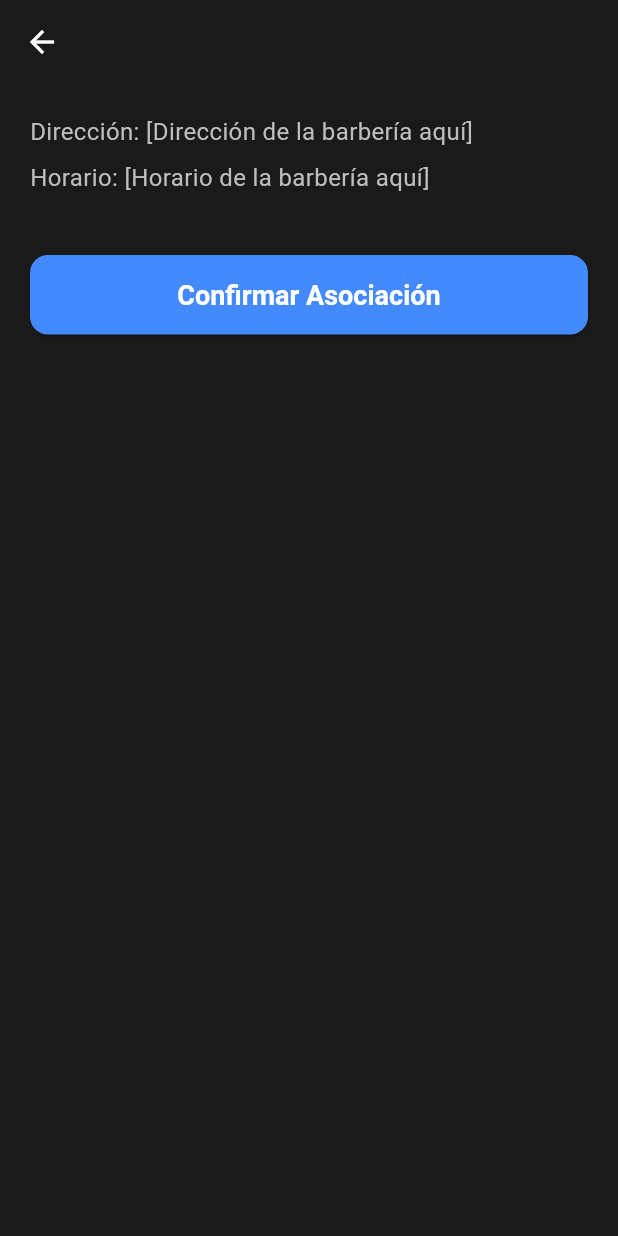
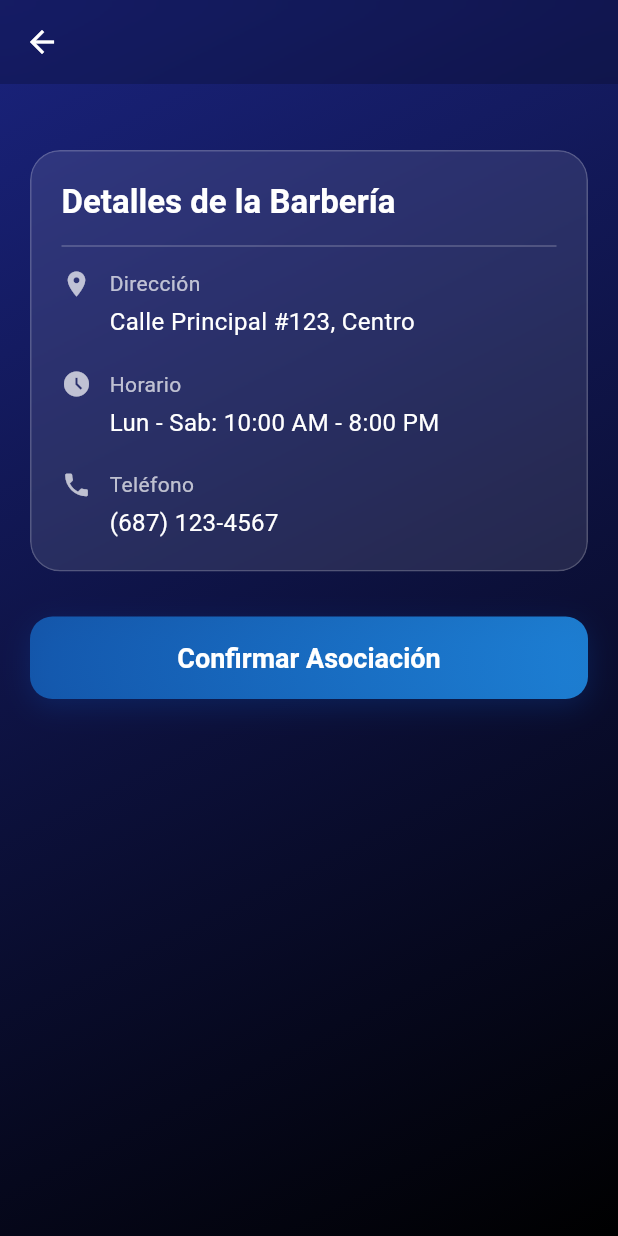
Before and after one commit to JavierCamacho1/barberspot_app, a Flutter app: the BarberiaProfileScreen screen opened directly with empty values, on a phone screen of 412 x 824 dp. Run offline on Flutter 3.47's test engine with Material 3 defaults, Android fonts, the light colour scheme and no system bars; our stand-ins replace google_maps_flutter, shared_preferences; accounts and stored records are empty.

Commit message:
Rediseño fase 2

```diff
--- a/lib/screens/barberia_profile_screen.dart
+++ b/lib/screens/barberia_profile_screen.dart
@@ -1,12 +1,13 @@
+import 'dart:ui'; // Necesario para ImageFilter
 import 'package:flutter/material.dart';
-import 'package:shared_preferences/shared_preferences.dart'; // Para leer el user_id y actualizar barberia_id
-import 'package:http/http.dart' as http; // Para llamar a la API de confirmar
+import 'package:shared_preferences/shared_preferences.dart';
+import 'package:http/http.dart' as http;
 import 'dart:convert';
 import 'client_home_screen.dart';
 
 class BarberiaProfileScreen extends StatefulWidget {
-  final int barberiaId; // Recibe el ID desde el mapa
-  final String nombreBarberia; // Recibe el nombre para mostrarlo rápido
+  final int barberiaId;
+  final String nombreBarberia;
 
   const BarberiaProfileScreen({
     super.key,
@@ -20,18 +21,14 @@ class BarberiaProfileScreen extends StatefulWidget {
 
 class _BarberiaProfileScreenState extends State<BarberiaProfileScreen> {
   bool _isLoading = false;
-  // TODO: Añadir variables para guardar más detalles (dirección, horario) si los cargamos
 
-  // --- FUNCIÓN PARA CONFIRMAR ASOCIACIÓN (IMPLEMENTADA) ---
   Future<void> _confirmarAsociacion() async {
     setState(() => _isLoading = true);
 
     final prefs = await SharedPreferences.getInstance();
-    final int? userId = prefs.getInt('user_id'); // Leemos el ID del usuario logueado
+    final int? userId = prefs.getInt('user_id');
 
     if (userId == null) {
-      // Si no encontramos el ID (algo raro), mostramos error
-      print("Error: No se pudo obtener el ID del usuario.");
       if (mounted) {
         ScaffoldMessenger.of(context).showSnackBar(
           const SnackBar(content: Text('Error: No se pudo identificar al usuario.')),
@@ -41,7 +38,8 @@ class _BarberiaProfileScreenState extends State<BarberiaProfileScreen> {
       return;
     }
 
-    final String apiUrl = "http://127.0.0.1:8000/usuarios/asociar_barberia"; // Endpoint del backend
+    // Usa 10.0.2.2 para emulador Android, localhost para iOS/Web
+    final String apiUrl = "http://127.0.0.1:8000/usuarios/asociar_barberia";
 
     try {
       final response = await http.put(
@@ -49,43 +47,29 @@ class _BarberiaProfileScreenState extends State<BarberiaProfileScreen> {
         headers: {'Content-Type': 'application/json; charset=UTF-8'},
         body: json.encode({
           'user_id': userId,
-          'barberia_id': widget.barberiaId, // El ID de la barbería de esta pantalla
+          'barberia_id': widget.barberiaId,
         }),
       );
 
-      if (!mounted) return; // Verificar si el widget sigue montado
+      if (!mounted) return;
 
       if (response.statusCode == 200) {
-        // ¡Éxito en el backend!
-        print("Asociación exitosa en backend.");
-
-        // Ahora actualizamos la sesión local
         await prefs.setString('barberia_id', widget.barberiaId.toString());
-        print("SharedPreferences actualizado con barberia_id: ${widget.barberiaId}");
-
-        // --- ¡AÑADE ESTA LÍNEA PARA GUARDAR EL NOMBRE! ---
         await prefs.setString('barberia_nombre', widget.nombreBarberia);
 
-        print("SharedPreferences actualizado con barberia_id: ${widget.barberiaId} y nombre: ${widget.nombreBarberia}");
-
-        // Navegamos al HomeScreen y eliminamos todas las pantallas anteriores
         Navigator.of(context).pushAndRemoveUntil(
           MaterialPageRoute(builder: (context) => const ClientHomeScreen()),
-          (Route<dynamic> route) => false, // Elimina Login, Splash, Mapa, Perfil
+          (Route<dynamic> route) => false,
         );
 
       } else {
-        // Error desde la API
         final Map<String, dynamic> responseData = json.decode(response.body);
-        print("Error al asociar: ${responseData['detail']}");
         ScaffoldMessenger.of(context).showSnackBar(
           SnackBar(content: Text('Error: ${responseData['detail']}')),
         );
       }
 
     } catch (e) {
-      // Error de conexión
-      print("Error de conexión al asociar: $e");
        if (mounted) {
          ScaffoldMessenger.of(context).showSnackBar(
           const SnackBar(content: Text('Error de conexión al confirmar.')),
@@ -93,7 +77,6 @@ class _BarberiaProfileScreenState extends State<BarberiaProfileScreen> {
        }
     }
 
-    // Solo ponemos isLoading a false si hubo un error (si tuvo éxito, ya navegó)
     if (mounted) {
        setState(() => _isLoading = false);
     }
@@ -101,49 +84,159 @@ class _BarberiaProfileScreenState extends State<BarberiaProfileScreen> {
 
   @override
   Widget build(BuildContext context) {
-    return Scaffold(
+    // Usamos un Stack para poner un fondo interesante detrás de todo
+    return Stack(
+      children: [
+        // --- Capa 1: Fondo con Gradiente (para que se note el vidrio) ---
+        Container(
+          decoration: const BoxDecoration(
+            gradient: LinearGradient(
+              begin: Alignment.topLeft,
+              end: Alignment.bottomRight,
+              colors: [Color(0xFF1A237E), Color(0xFF000000)], // Azul oscuro a Negro
+            ),
+          ),
+        ),
+
+        // --- Capa 2: Contenido de la Pantalla ---
+        Scaffold(
+          backgroundColor: Colors.transparent, // Hacemos el Scaffold transparente
+          extendBodyBehindAppBar: true, // El cuerpo pasa por detrás del AppBar
           appBar: AppBar(
-        title: Text(widget.nombreBarberia), // Muestra el nombre recibido
-        backgroundColor: Theme.of(context).scaffoldBackgroundColor,
+            title: Text(
+              widget.nombreBarberia,
+              style: const TextStyle(color: Colors.white),
+            ),
+            backgroundColor: Colors.transparent, // AppBar transparente
             elevation: 0,
+            iconTheme: const IconThemeData(color: Colors.white), // Flecha de regreso blanca
+            flexibleSpace: ClipRRect( // Efecto vidrio en el AppBar también
+              child: BackdropFilter(
+                filter: ImageFilter.blur(sigmaX: 10, sigmaY: 10),
+                child: Container(color: Colors.black.withOpacity(0.2)),
+              ),
+            ),
           ),
           body: SingleChildScrollView(
-        padding: const EdgeInsets.all(20.0),
+            padding: const EdgeInsets.fromLTRB(20.0, 100.0, 20.0, 20.0), // Padding superior extra por el AppBar
             child: Column(
               crossAxisAlignment: CrossAxisAlignment.start,
               children: [
-            // TODO: Mostrar más detalles de la barbería aquí
+                // --- Tarjeta de Detalles con Glassmorphism ---
+                _buildGlassCard(
+                  child: Column(
+                    crossAxisAlignment: CrossAxisAlignment.start,
+                    children: [
                       Text(
-              'Dirección: [Dirección de la barbería aquí]', // Placeholder
-              style: TextStyle(fontSize: 16, color: Colors.grey[400]),
-            ),
-            const SizedBox(height: 8),
-            Text(
-              'Horario: [Horario de la barbería aquí]', // Placeholder
-              style: TextStyle(fontSize: 16, color: Colors.grey[400]),
-            ),
-            const SizedBox(height: 40),
-
-            // --- Botón de Confirmar ---
-            _isLoading
-                ? const Center(child: CircularProgressIndicator())
-                : SizedBox(
-                    width: double.infinity,
-                    child: ElevatedButton(
-                      onPressed: _confirmarAsociacion, // Llama a la nueva función
-                      style: ElevatedButton.styleFrom(
-                        padding: const EdgeInsets.symmetric(vertical: 16),
-                        shape: RoundedRectangleBorder(
-                          borderRadius: BorderRadius.circular(12),
+                        'Detalles de la Barbería',
+                        style: Theme.of(context).textTheme.titleLarge?.copyWith(
+                          color: Colors.white,
+                          fontWeight: FontWeight.bold,
                         ),
                       ),
-                      child: const Text(
-                        'Confirmar Asociación',
-                        style: TextStyle(fontSize: 18),
+                      const Divider(color: Colors.white24, height: 30),
+                      _buildDetailRow(Icons.location_on, 'Dirección', 'Calle Principal #123, Centro'),
+                      const SizedBox(height: 20),
+                      _buildDetailRow(Icons.access_time_filled, 'Horario', 'Lun - Sab: 10:00 AM - 8:00 PM'),
+                      const SizedBox(height: 20),
+                      _buildDetailRow(Icons.phone, 'Teléfono', '(687) 123-4567'),
+                    ],
+                  ),
+                ),
+
+                const SizedBox(height: 30),
+
+                // --- Botón de Confirmación ---
+                if (_isLoading)
+                  const Center(child: CircularProgressIndicator(color: Colors.white))
+                else
+                  _buildGlassButton(
+                    text: 'Confirmar Asociación',
+                    onPressed: _confirmarAsociacion,
+                  ),
+              ],
             ),
           ),
         ),
       ],
+    );
+  }
+
+  // Helper para crear filas de detalle con icono y texto
+  Widget _buildDetailRow(IconData icon, String label, String value) {
+    return Row(
+      crossAxisAlignment: CrossAxisAlignment.start,
+      children: [
+        Icon(icon, color: Colors.white70, size: 20),
+        const SizedBox(width: 12),
+        Expanded(
+          child: Column(
+            crossAxisAlignment: CrossAxisAlignment.start,
+            children: [
+              Text(
+                label,
+                style: const TextStyle(color: Colors.white70, fontSize: 14),
+              ),
+              const SizedBox(height: 4),
+              Text(
+                value,
+                style: const TextStyle(color: Colors.white, fontSize: 16),
+              ),
+            ],
+          ),
+        ),
+      ],
+    );
+  }
+
+  // Helper para crear tarjetas con efecto de vidrio (Reutilizable)
+  Widget _buildGlassCard({required Widget child}) {
+    return ClipRRect(
+      borderRadius: BorderRadius.circular(20.0),
+      child: BackdropFilter(
+        filter: ImageFilter.blur(sigmaX: 10.0, sigmaY: 10.0),
+        child: Container(
+          width: double.infinity,
+          padding: const EdgeInsets.all(20.0),
+          decoration: BoxDecoration(
+            color: Colors.white.withOpacity(0.1), // Un poco más claro que el fondo
+            borderRadius: BorderRadius.circular(20.0),
+            border: Border.all(color: Colors.white.withOpacity(0.2)),
+          ),
+          child: child,
+        ),
+      ),
+    );
+  }
+
+  // Helper para el botón con estilo de vidrio
+  Widget _buildGlassButton({required String text, required VoidCallback onPressed}) {
+    return Container(
+      width: double.infinity,
+      height: 55,
+      decoration: BoxDecoration(
+        borderRadius: BorderRadius.circular(15),
+        gradient: LinearGradient(
+          colors: [Colors.blue.shade800.withOpacity(0.8), Colors.blue.shade500.withOpacity(0.8)],
+        ),
+        boxShadow: [
+          BoxShadow(
+            color: Colors.blue.shade900.withOpacity(0.3),
+            blurRadius: 15,
+            offset: const Offset(0, 5),
+          ),
+        ],
+      ),
+      child: ElevatedButton(
+        onPressed: onPressed,
+        style: ElevatedButton.styleFrom(
+          backgroundColor: Colors.transparent,
+          shadowColor: Colors.transparent,
+          shape: RoundedRectangleBorder(borderRadius: BorderRadius.circular(15)),
+        ),
+        child: Text(
+          text,
+          style: const TextStyle(fontSize: 18, color: Colors.white, fontWeight: FontWeight.bold),
         ),
       ),
     );
```
Also changed, not shown: lib/screens/map_screen.dart (+186 -86 lines). Lines whose indentation alone changed are shown as unchanged.
